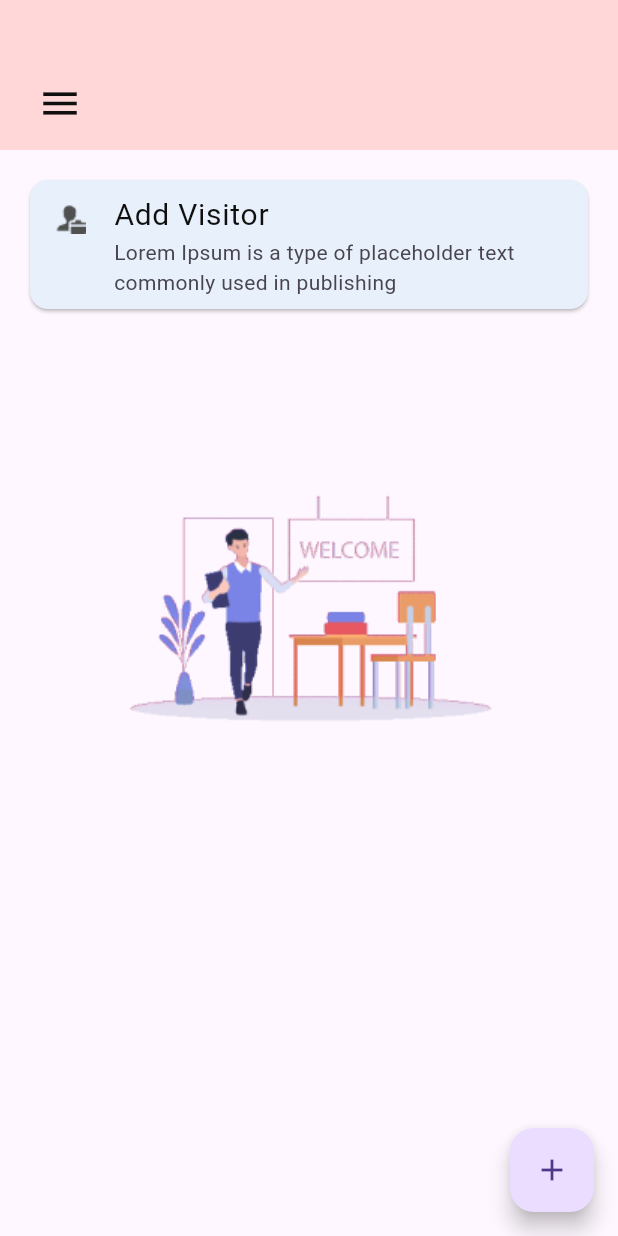
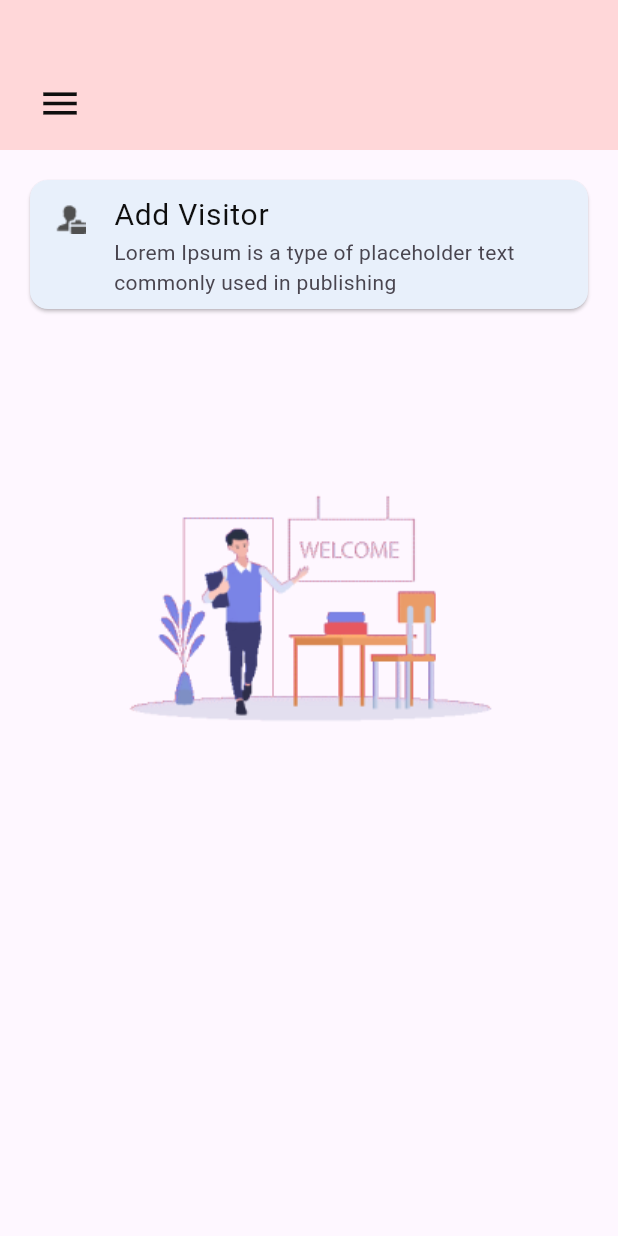
Before and after one commit to sakshi-me-dev/clay_world_visitor, a Flutter app: the HomeScreen screen opened directly, on a phone screen of 412 x 824 dp. Run offline on Flutter 3.47's test engine with Material 3 defaults, Android fonts, the phone set to English and light mode, and no system bars; our stand-ins replace cloud_firestore, firebase_auth, firebase_core; accounts and stored records are empty.

Commit message:
10/01/25

```diff
--- a/lib/controllers/auth/auth_controller.dart
+++ b/lib/controllers/auth/auth_controller.dart
@@ -5,9 +5,7 @@ import 'package:firebase_auth/firebase_auth.dart';
 class AuthController {
   final _fireStore = FirebaseFirestore.instance;
   final _consultantCollectionName = "consultants";
-
   var userId = FirebaseAuth.instance.currentUser?.uid;
-
   Future<ConsultantDataModel> getUserInfo()async{
     var data = await _fireStore.collection(_consultantCollectionName).doc(userId).get();
     print(data.data()!['name']);
--- a/lib/models/auth/consultant_data_model.dart
+++ b/lib/models/auth/consultant_data_model.dart
@@ -1,6 +1,3 @@
-// To parse this JSON data, do
-//
-//     final consultantDataModel = consultantDataModelFromJson(jsonString);
 
 import 'dart:convert';
 
@@ -19,23 +16,23 @@ class ConsultantDataModel {
     this.docId,
     this.name,
     this.email,
-    // this.createdAt,
-    // this.updatedAt,
+    this.createdAt,
+    this.updatedAt,
   });
 
   factory ConsultantDataModel.fromJson(Map<String, dynamic> json) => ConsultantDataModel(
     docId: json["docId"],
     name: json["name"],
     email: json["email"],
-    // createdAt: json["created_at"],
-    // updatedAt: json["updated_at"],
+    createdAt: json["created_at"],
+    updatedAt: json["updated_at"],
   );
 
   Map<String, dynamic> toJson() => {
     "docId": docId,
     "name": name,
     "email": email,
-    // "created_at": createdAt,
-    // "updated_at": updatedAt,
+    "created_at": createdAt,
+    "updated_at": updatedAt,
   };
 }
--- a/lib/views/screens/home/home_screen.dart
+++ b/lib/views/screens/home/home_screen.dart
@@ -6,22 +6,10 @@ import '../submission/submission_screen.dart';
 
 class HomeScreen extends StatelessWidget {
   HomeScreen({super.key});
-
   final GlobalKey<ScaffoldState> scaffoldKey = GlobalKey();
-
   @override
   Widget build(BuildContext context) {
     return Scaffold(
-      floatingActionButton: FloatingActionButton(
-        onPressed: () {
-          Navigator.push(
-              context,
-              MaterialPageRoute(
-                builder: (context) => const SubmissionScreen(),
-              ));
-        },
-        child: const Icon(Icons.add),
-      ),
       key: scaffoldKey,
       drawer: const CustomDrawer(),
       body: SingleChildScrollView(
--- a/lib/views/utils/app_text_styles.dart
+++ b/lib/views/utils/app_text_styles.dart
@@ -1,5 +1,4 @@
 import 'package:flutter/material.dart';
-
 class AppTextStyle {
   static TextStyle bold({
     double fontSize = 16.0,
--- a/lib/views/utils/colors.dart
+++ b/lib/views/utils/colors.dart
@@ -1,3 +1,2 @@
 import 'package:flutter/material.dart';
-// add color
 const buttonColor = Color(0xFFED1B24);
--- a/lib/views/widgets/custom_animation_widget.dart
+++ b/lib/views/widgets/custom_animation_widget.dart
@@ -1,5 +1,4 @@
 import 'package:flutter/cupertino.dart';
-
 
 class CustomAnimationWidget extends StatefulWidget {
   final Widget child; // The widget to animate
@@ -14,7 +13,6 @@ class CustomAnimationWidget extends StatefulWidget {
     this.beginOffset = const Offset(1.0, 0.0), // Default start offset
     this.endOffset = Offset.zero, // Default end offset
   });
-
   @override
   CustomAnimationWidgetState createState() => CustomAnimationWidgetState();
 }
@@ -31,7 +29,6 @@ class CustomAnimationWidgetState extends State<CustomAnimationWidget>
       vsync: this,
       duration: widget.duration,
     );
-
     _offsetAnimation = Tween<Offset>(
       begin: widget.beginOffset,
       end: widget.endOffset,
--- a/lib/views/widgets/custom_appbar.dart
+++ b/lib/views/widgets/custom_appbar.dart
@@ -1,5 +1,4 @@
 import 'package:clay_world_scholl/controllers/auth/auth_controller.dart';
-import 'package:clay_world_scholl/controllers/visitor/visitor_controller.dart';
 import 'package:flutter/material.dart';
 
 class CustomAppBar extends StatelessWidget {
```
Also changed, not shown: lib/views/widgets/custom_drower.dart (+0 -15 lines), lib/views/utils/constants/string_constants.dart (line endings or trailing spaces).
